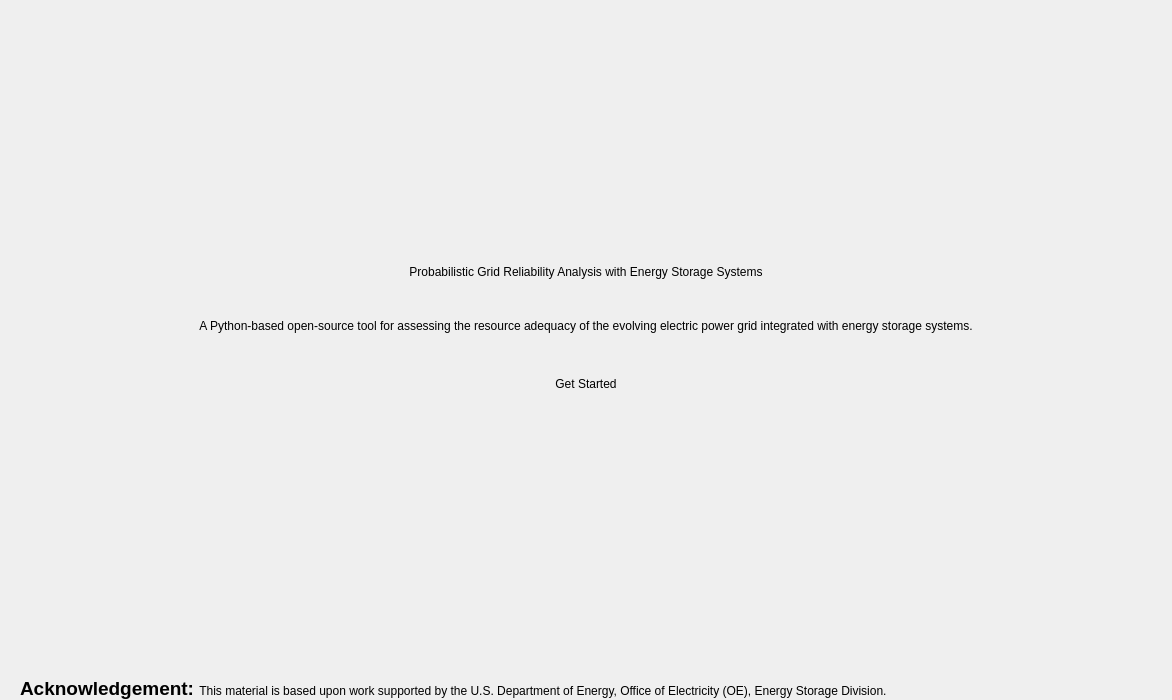
This is progress/App/landing/ui/landing.ui in sandialabs/snl-progress as Qt 5 draws it before an edit. The edited form follows.
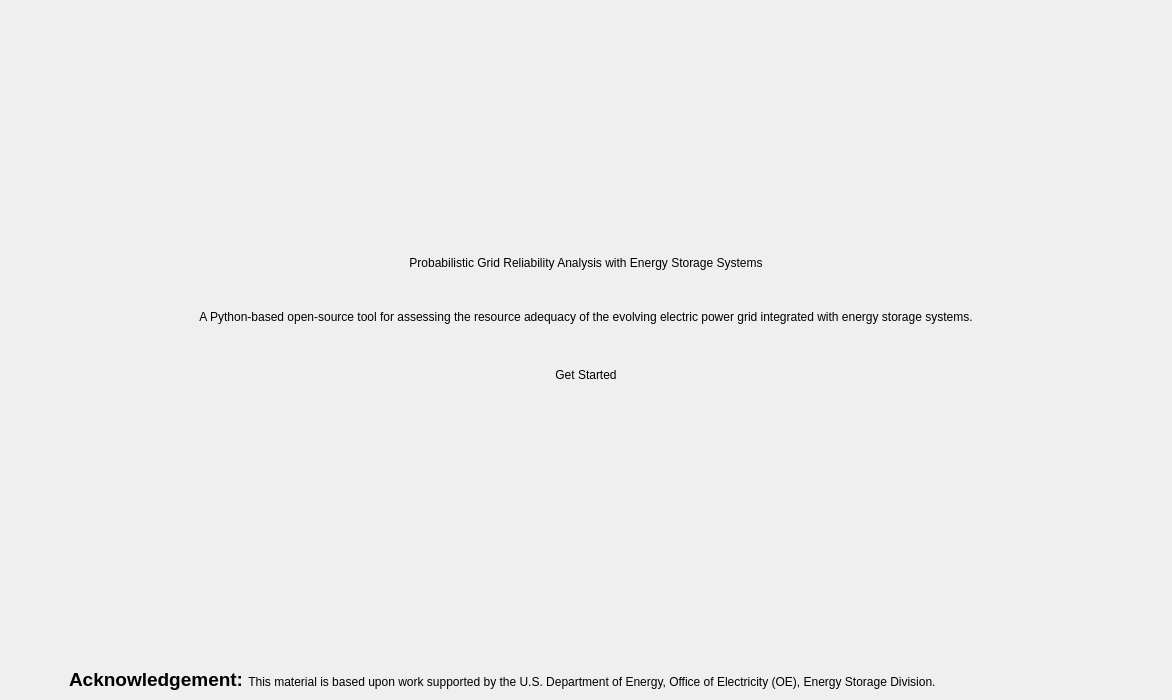
This is the edited form. Icons and pictures are not drawn.

```diff
--- a/progress/App/landing/ui/landing.ui
+++ b/progress/App/landing/ui/landing.ui
@@ -218,16 +218,72 @@
       </layout>
      </item>
      <item>
-      <widget class="QLabel" name="label_6">
+      <widget class="QFrame" name="frame_2">
        <property name="styleSheet">
-        <string notr="true"/>
+        <string notr="true">background: transparent;</string>
        </property>
-       <property name="text">
-        <string>&lt;html&gt;&lt;head/&gt;&lt;body&gt;&lt;p&gt;&lt;span style=&quot; font-size:14pt; font-weight:700;&quot;&gt;Acknowledgement: &lt;/span&gt;This material is based upon work supported by the U.S. Department of Energy, Office of Electricity (OE), Energy Storage Division.&lt;/p&gt;&lt;/body&gt;&lt;/html&gt;</string>
+       <property name="frameShape">
+        <enum>QFrame::Shape::NoFrame</enum>
        </property>
-       <property name="wordWrap">
-        <bool>true</bool>
+       <property name="frameShadow">
+        <enum>QFrame::Shadow::Raised</enum>
        </property>
+       <layout class="QHBoxLayout" name="horizontalLayout_3">
+        <property name="leftMargin">
+         <number>9</number>
+        </property>
+        <item>
+         <spacer name="horizontalSpacer">
+          <property name="orientation">
+           <enum>Qt::Orientation::Horizontal</enum>
+          </property>
+          <property name="sizeType">
+           <enum>QSizePolicy::Policy::Minimum</enum>
+          </property>
+          <property name="sizeHint" stdset="0">
+           <size>
+            <width>40</width>
+            <height>20</height>
+           </size>
+          </property>
+         </spacer>
+        </item>
+        <item>
+         <widget class="QLabel" name="label_6">
+          <property name="sizePolicy">
+           <sizepolicy hsizetype="Expanding" vsizetype="Preferred">
+            <horstretch>0</horstretch>
+            <verstretch>0</verstretch>
+           </sizepolicy>
+          </property>
+          <property name="styleSheet">
+           <string notr="true"/>
+          </property>
+          <property name="text">
+           <string>&lt;html&gt;&lt;head/&gt;&lt;body&gt;&lt;p&gt;&lt;span style=&quot; font-size:14pt; font-weight:700;&quot;&gt;Acknowledgement: &lt;/span&gt;This material is based upon work supported by the U.S. Department of Energy, Office of Electricity (OE), Energy Storage Division.&lt;/p&gt;&lt;/body&gt;&lt;/html&gt;</string>
+          </property>
+          <property name="wordWrap">
+           <bool>true</bool>
+          </property>
+         </widget>
+        </item>
+        <item>
+         <spacer name="horizontalSpacer_2">
+          <property name="orientation">
+           <enum>Qt::Orientation::Horizontal</enum>
+          </property>
+          <property name="sizeType">
+           <enum>QSizePolicy::Policy::Minimum</enum>
+          </property>
+          <property name="sizeHint" stdset="0">
+           <size>
+            <width>40</width>
+            <height>20</height>
+           </size>
+          </property>
+         </spacer>
+        </item>
+       </layout>
       </widget>
      </item>
     </layout>
```
